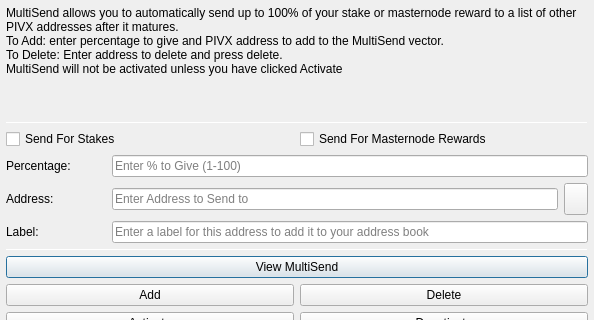
Old version of the form src/qt/forms/multisenddialog.ui in the repository BALLcoin/BALLcoin; both pictures show x 0 to 594 and y 0 to 320 of the 594 by 526 pixel window.
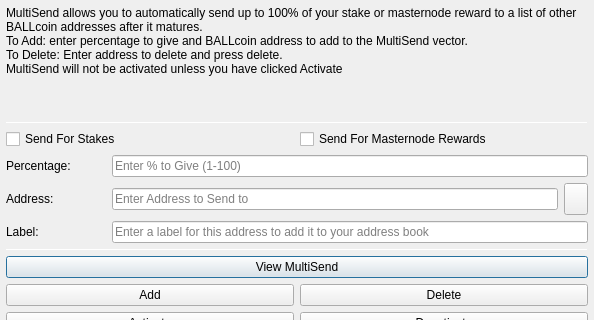
New version of the form. Icons and pictures are not drawn.

```diff
--- a/src/qt/forms/multisenddialog.ui
+++ b/src/qt/forms/multisenddialog.ui
@@ -37,8 +37,8 @@
         <number>1</number>
        </property>
        <property name="text">
-        <string>MultiSend allows you to automatically send up to 100% of your stake or masternode reward to a list of other PIVX addresses after it matures.
-To Add: enter percentage to give and PIVX address to add to the MultiSend vector.
+        <string>MultiSend allows you to automatically send up to 100% of your stake or masternode reward to a list of other BALLcoin addresses after it matures.
+To Add: enter percentage to give and BALLcoin address to add to the MultiSend vector.
 To Delete: Enter address to delete and press delete.
 MultiSend will not be activated unless you have clicked Activate</string>
        </property>
```
Left out of the diff: 4 changed lines with no effect on the pictures.
